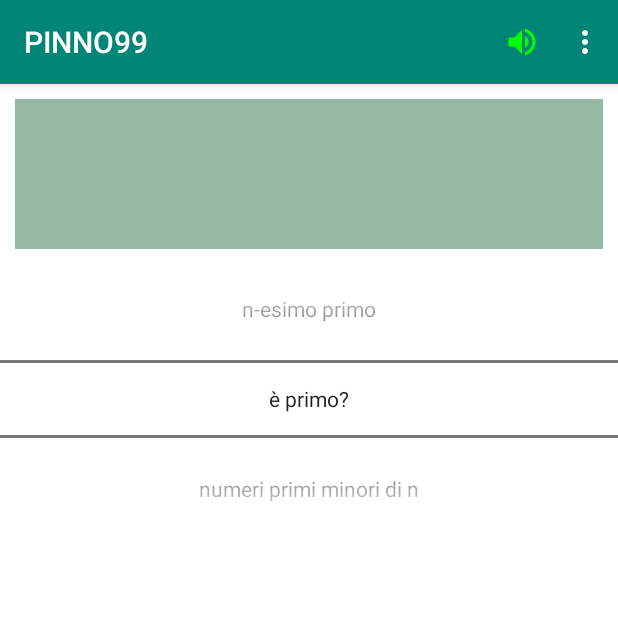
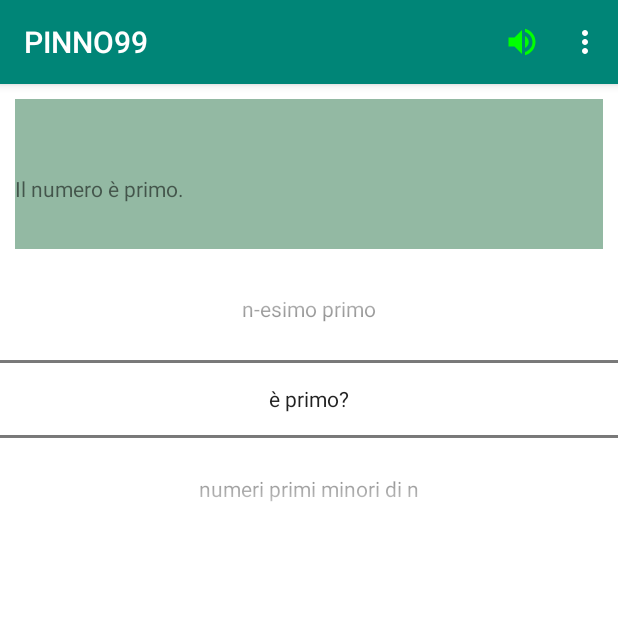
Before and after one commit to AdrianoMorini/PrimeCalculator, an Android app: the screen it shows after launch (MainActivity), after a tap on "ENTER", on a phone screen of 412 x 824 dp, the top half of it. Run offline under Robolectric (Android 15) with nearby library versions, the phone set to English and light mode, and no system bars; 2 statements that could not run were skipped.

Commit message:
prime funzioni

```diff
--- a/app/src/main/java/it/ticandtac/primecalculator/MainActivity.java
+++ b/app/src/main/java/it/ticandtac/primecalculator/MainActivity.java
@@ -1,21 +1,21 @@
 package it.ticandtac.primecalculator;
 
 
-import android.content.ClipData;
+import android.app.assist.AssistStructure;
 import android.content.Context;
 import android.content.DialogInterface;
-import android.content.Intent;
 import android.content.SharedPreferences;
 import android.support.v7.app.AlertDialog;
 import android.support.v7.app.AppCompatActivity;
 import android.os.Bundle;
-import android.support.v7.view.menu.MenuView;
 import android.support.v7.widget.Toolbar;
+import android.text.Editable;
 import android.text.InputType;
 import android.text.method.ArrowKeyMovementMethod;
 import android.view.Menu;
 import android.view.MenuInflater;
 import android.view.MenuItem;
+import android.view.View;
 import android.view.inputmethod.EditorInfo;
 import android.view.inputmethod.InputConnection;
 import android.widget.EditText;
@@ -30,12 +30,16 @@ public class MainActivity extends AppCompatActivity {
     public static final String sndOnOff = "sONOff";
     public static final String SHARED_PREFS = "shared_Prefs";
     private boolean OnOff;
+    private EditText etNumber1;
+    private int result;
+    private boolean op;
 
     public static Context getMainActContx() {
         return mainActContx;
     }
 
     private static Context mainActContx;
+    public static TextView tvResult;
 
 
     @Override
@@ -43,44 +47,75 @@ public class MainActivity extends AppCompatActivity {
         super.onCreate(savedInstanceState);
         setContentView(R.layout.activity_main);
 
+        final String[] values = {"è primo?","numeri primi minori di n",
+                "fattorizzare n in numeri primi","funzione di eulero","n-esima coppia di numeri gemelli",
+                "n-esimo primo"};
 
         mainActContx = this;
+
+        tvResult = findViewById(R.id.TVResult);
+        etNumber1 = findViewById(R.id.etNumber);
 
         picker = (NumberPicker) findViewById(R.id.functions_);
         picker.setMinValue(0);
         picker.setMaxValue(5);
-        picker.setDisplayedValues(new String[]{"è primo?","numeri primi minori di n",
-                "fattorizzare n in numeri primi","funzione di eulero","n-esima coppia di numeri gemelli",
-                "n-esimo primo"});
+        picker.setDisplayedValues(values);
+        picker.setWrapSelectorWheel(true);
+        picker.setOnValueChangedListener(new NumberPicker.OnValueChangeListener() {
+            @Override
+            public void onValueChange(NumberPicker picker, int oldVal, int newVal) {
 
-
+                //tvResult.setText("prova: " + values[newVal]);
+            }
+        });
 
         Toolbar toolbar = findViewById(R.id.toolbar);
         setSupportActionBar(toolbar);
 
 
 
-        EditText editText = findViewById(R.id.editText);
+        EditText Number = findViewById(R.id.etNumber);
         MyKeyboard keyboard = findViewById(R.id.keyboard);
-        editText.setRawInputType(InputType.TYPE_CLASS_TEXT);
-        editText.setTextIsSelectable(true);
+        Number.setRawInputType(InputType.TYPE_CLASS_TEXT);
+        Number.setTextIsSelectable(true);
 
-        InputConnection ic = editText.onCreateInputConnection(new EditorInfo());
+        InputConnection ic = Number.onCreateInputConnection(new EditorInfo());
         keyboard.setInputConnection(ic);
 
 
-        editText.setTextIsSelectable(false);
-        editText.setFocusable(true);
-        editText.setFocusableInTouchMode(false);
-        editText.setClickable(false);
-        editText.setLongClickable(true);
-        editText.setMovementMethod(ArrowKeyMovementMethod.getInstance());
-        editText.setText(editText.getText(), TextView.BufferType.SPANNABLE);
+        Number.setTextIsSelectable(false);
+        Number.setFocusable(true);
+        Number.setFocusableInTouchMode(false);
+        Number.setClickable(false);
+        Number.setLongClickable(true);
+        Number.setMovementMethod(ArrowKeyMovementMethod.getInstance());
+        Number.setText(Number.getText(), TextView.BufferType.SPANNABLE);
 
 
 
         loadData();
         updateViews();
+
+        MyKeyboard.getButtonEnter().setOnClickListener(new View.OnClickListener() {
+            @Override
+            public void onClick(View v) {
+                if(picker.getValue() == 0){
+                    Editable e = etNumber1.getText();
+                    String s = e.toString();
+                    int result = Integer.parseInt(s);
+                    op = (boolean) MyFuctions.IsPrime(result);
+                    if (!op){
+                        tvResult.setText("Il numero è primo.");
+                    }
+                    else{
+                        tvResult.setText("Il numero non è primo.");
+                    }
+                }
+                else{
+                    tvResult.setText("ciao");
+                }
+            }
+        });
     }
 
     public void saveData(){
--- a/app/src/main/java/it/ticandtac/primecalculator/MyKeyboard.java
+++ b/app/src/main/java/it/ticandtac/primecalculator/MyKeyboard.java
@@ -15,10 +15,26 @@ import android.widget.LinearLayout;
 
 public class MyKeyboard extends LinearLayout implements View.OnClickListener {
 
-    private Button button1, button2, button3, button4,
-            button5, button6, button7, button8,
-            button9, button0, buttonDelete, buttonEnter, buttonAC,
-            buttonEC, buttonOff;
+    private Button button1;
+    private Button button2;
+    private Button button3;
+    private Button button4;
+    private Button button5;
+    private Button button6;
+    private Button button7;
+    private Button button8;
+    private Button button9;
+    private Button button0;
+    private Button buttonDelete;
+
+    public static Button getButtonEnter() {
+        return buttonEnter;
+    }
+
+    private static Button buttonEnter;
+    private Button buttonAC;
+    private Button buttonEC;
+    private Button buttonOff;
 
     private SparseArray<String> keyValues = new SparseArray<>();
     private InputConnection inputConnection;
--- a/app/src/main/res/layout/activity_main.xml
+++ b/app/src/main/res/layout/activity_main.xml
@@ -12,7 +12,7 @@
         layout="@layout/toolbar" />
 
     <EditText
-        android:id="@+id/editText"
+        android:id="@+id/etNumber"
         android:layout_width="match_parent"
         android:layout_height="50dp"
         android:background="#93B9A3"
@@ -30,7 +30,7 @@
         android:layout_marginLeft="10dp"
         android:layout_marginRight="10dp"
         android:layout_height="50dp"
-        android:layout_below="@+id/editText"
+        android:layout_below="@+id/etNumber"
         android:background="#93B9A3"
         />
 
```
